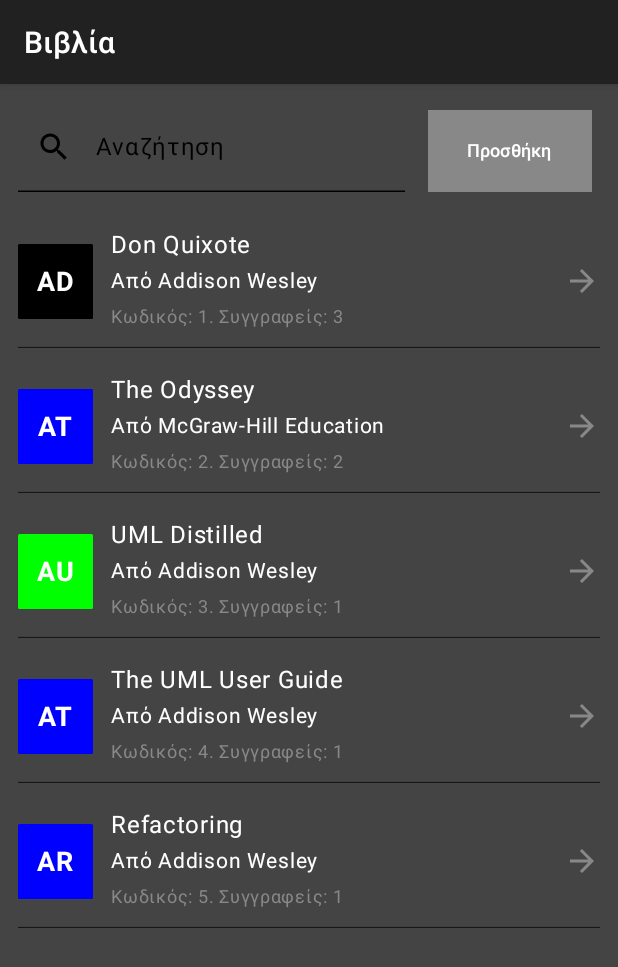
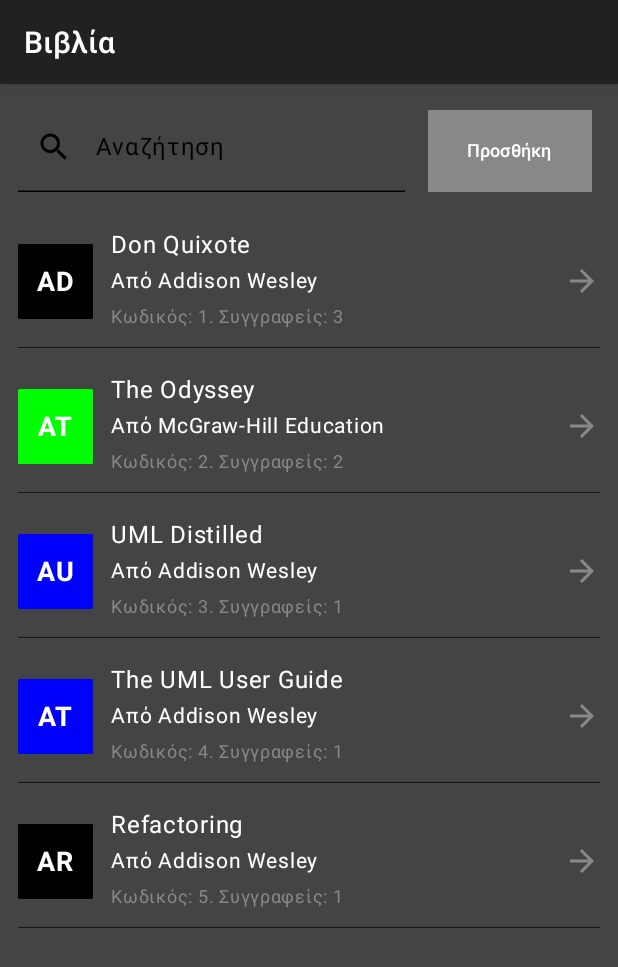
Before and after one commit to diamantidakos/Library, an Android app built with Jetpack Compose: the ManageBooksActivity screen opened directly, with no data from a screen before it, on a phone screen of 412 x 824 dp. Shown: the top 967 px of the screen. Run offline under Robolectric (Android 15) with nearby library versions, the phone set to English and light mode, and no system bars.

Commit message:
Updated the function that gives to every list item a color

```diff
--- a/app/src/main/java/com/mgiandia/library/ui/composable/ManageItems.kt
+++ b/app/src/main/java/com/mgiandia/library/ui/composable/ManageItems.kt
@@ -52,6 +52,7 @@ import com.mgiandia.library.view.Borrower.ManageBorrowers.ManageBorrowersViewMod
 import com.mgiandia.library.view.Items.ManageItems.ManageItemsViewModel
 import com.mgiandia.library.view.Loans.ManageLoans.ManageLoansViewModel
 import com.mgiandia.library.view.Publisher.ManagePublishers.ManagePublishersViewModel
+import kotlin.math.absoluteValue
 
 
 @SuppressLint("ComposableNaming")
@@ -115,7 +116,7 @@ fun bookItem(title: String, publisher: String, code: Int, authors: Int, viewMode
         Row(modifier = Modifier.fillMaxWidth(), verticalAlignment = Alignment.CenterVertically)
         {
             // Colored Box with initials
-            Box(modifier = Modifier.size(50.dp).background(generateColor(title.first()), RoundedCornerShape(1.dp)), contentAlignment = Alignment.Center)
+            Box(modifier = Modifier.size(50.dp).background(generateColor(title), RoundedCornerShape(1.dp)), contentAlignment = Alignment.Center)
             {
                 Text(
                     text = "A${title.first().uppercaseChar()}",
@@ -143,17 +144,16 @@ fun bookItem(title: String, publisher: String, code: Int, authors: Int, viewMode
     }
 }
 
+/**
+ * param --> το όνομα σε μορφή String (βιβλίου, συγγραφέα, κλπ)
+ * return --> ένα χρώμα ανάλογα με το hashCode του ονόματος
+ */
 @Composable
-fun generateColor(initial: Char): Color
+fun generateColor(name: String): Color
 {
-    return when (initial.uppercaseChar())
-    {
-        'A', 'B', 'C', 'D', 'E', 'F', 'G' -> Color.Black
-        'H', 'I', 'J', 'K', 'L', 'M', 'N' -> Color.Red
-        'O', 'P', 'Q', 'R', 'S', 'T' -> Color.Blue
-        'U', 'V', 'W', 'X', 'Y', 'Z' -> Color.Green
-        else -> Color.LightGray
-    }
+    val colors = listOf(Color.Black, Color.Red, Color.Blue, Color.Green)
+    val index = name.hashCode().absoluteValue % colors.size
+    return colors[index]
 }
 
 @SuppressLint("ComposableNaming")
@@ -190,7 +190,7 @@ fun borrowerItem(firstName: String, lastName: String, code: Int, loansNum: Int,
         Row(modifier = Modifier.fillMaxWidth(), verticalAlignment = Alignment.CenterVertically)
         {
             // Colored Box with initials
-            Box(modifier = Modifier.size(50.dp).background(generateColor(firstName.first()), RoundedCornerShape(1.dp)), contentAlignment = Alignment.Center)
+            Box(modifier = Modifier.size(50.dp).background(generateColor(firstName), RoundedCornerShape(1.dp)), contentAlignment = Alignment.Center)
             {
                 Text(
                     text = "${firstName.first().uppercaseChar()}${lastName.first().uppercaseChar()}",
@@ -254,7 +254,7 @@ fun publisherItem(name: String, booksNum: Int, id: Int, viewModel: ManagePublish
         Row(modifier = Modifier.fillMaxWidth(), verticalAlignment = Alignment.CenterVertically)
         {
             // Colored Box with initials
-            Box(modifier = Modifier.size(50.dp).background(generateColor(name.first()), RoundedCornerShape(1.dp)), contentAlignment = Alignment.Center)
+            Box(modifier = Modifier.size(50.dp).background(generateColor(name), RoundedCornerShape(1.dp)), contentAlignment = Alignment.Center)
             {
                 Text(
                     text = "${name.first().uppercaseChar()}${secondChar}",
@@ -315,7 +315,7 @@ fun authorItem(firstName: String, lastName: String, booksNum: Int, id: Int, view
         Row(modifier = Modifier.fillMaxWidth(), verticalAlignment = Alignment.CenterVertically)
         {
             // Colored Box with initials
-            Box(modifier = Modifier.size(50.dp).background(generateColor(firstName.first()), RoundedCornerShape(1.dp)), contentAlignment = Alignment.Center)
+            Box(modifier = Modifier.size(50.dp).background(generateColor(firstName), RoundedCornerShape(1.dp)), contentAlignment = Alignment.Center)
             {
                 Text(
                     text = "${firstName.first().uppercaseChar()}${lastName.first().uppercaseChar()}",
```
